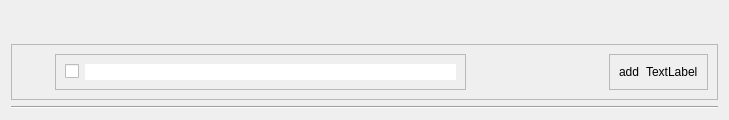
Before: the Qt Designer form taskframe.ui in SANLEIGO/QtBasedApp, drawn with Qt 5.
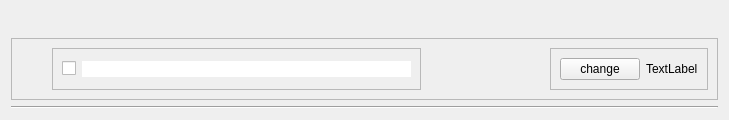
After: the same form once the commit is applied.

What changed in the file:
```diff
--- a/taskframe.ui
+++ b/taskframe.ui
@@ -110,9 +110,9 @@
         </property>
         <layout class="QHBoxLayout" name="horizontalLayout_2">
          <item>
-          <widget class="QLabel" name="label">
+          <widget class="QPushButton" name="pushButton">
            <property name="text">
-            <string>add</string>
+            <string>change</string>
            </property>
           </widget>
          </item>
```
